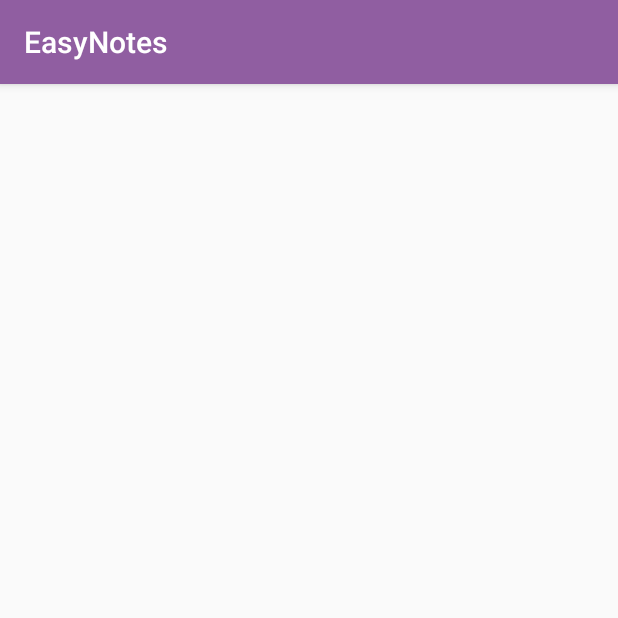
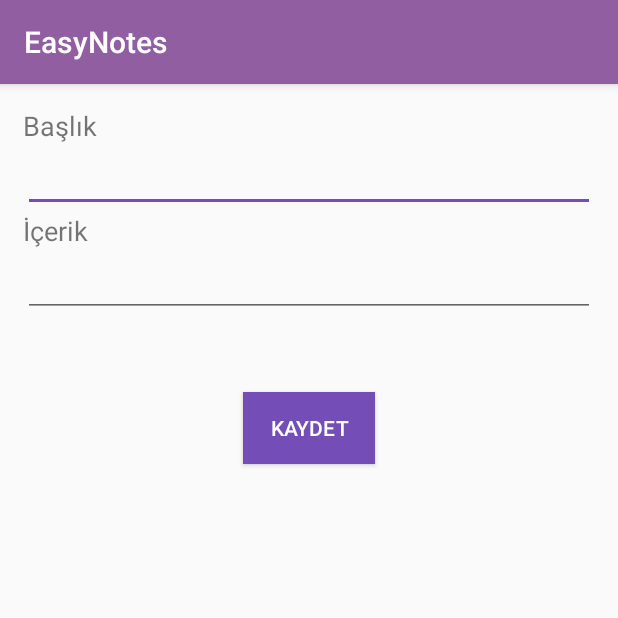
Before and after one commit to yerenutku/gelecegiyazankadinlar, an Android app: the NoteDetailsActivity screen opened directly, with no data from a screen before it, on a phone screen of 412 x 824 dp, the top half of it. Run offline under Robolectric (Android 15) with nearby library versions, the phone set to English and light mode, and no system bars; our stand-ins replace Firebase (no records; nobody signed in at launch, a user with empty details on screens opened directly).

Commit message:
- Note ekleme ekranı olusturuldu - Notelar firebase'e yollandi

```diff
--- a/EasyNotes/app/src/main/java/com/erenutku/easynotes/activity/NoteDetailsActivity.java
+++ b/EasyNotes/app/src/main/java/com/erenutku/easynotes/activity/NoteDetailsActivity.java
@@ -1,15 +1,42 @@
 package com.erenutku.easynotes.activity;
 
+import android.os.Bundle;
 import android.support.v7.app.AppCompatActivity;
-import android.os.Bundle;
+import android.view.View;
+import android.widget.Button;
+import android.widget.EditText;
 
 import com.erenutku.easynotes.R;
+import com.erenutku.easynotes.models.NoteModel;
+import com.google.firebase.database.DatabaseReference;
+import com.google.firebase.database.FirebaseDatabase;
 
 public class NoteDetailsActivity extends AppCompatActivity {
+    private EditText etTitle, etBody;
+    private Button btSave;
+    private DatabaseReference mDatabaseRoot;
+    private DatabaseReference mDatabaseNotes;
 
     @Override
     protected void onCreate(Bundle savedInstanceState) {
         super.onCreate(savedInstanceState);
         setContentView(R.layout.activity_note_details);
+        mDatabaseRoot = FirebaseDatabase.getInstance().getReference();
+        mDatabaseNotes = mDatabaseRoot.child("notes");
+        initViews();
+    }
+
+    private void initViews() {
+        etTitle = (EditText) findViewById(R.id.etTitle);
+        etBody = (EditText) findViewById(R.id.etBody);
+        btSave = (Button) findViewById(R.id.btSave);
+        btSave.setOnClickListener(new View.OnClickListener() {
+            @Override
+            public void onClick(View view) {
+                NoteModel noteModel = new NoteModel(etTitle.getText().toString(), etBody.getText().toString(), false);
+                mDatabaseNotes.push().setValue(noteModel);
+                finish();
+            }
+        });
     }
 }
--- a/EasyNotes/app/src/main/res/layout/activity_main.xml
+++ b/EasyNotes/app/src/main/res/layout/activity_main.xml
@@ -7,6 +7,7 @@
 
     <FrameLayout
         android:id="@+id/fMain"
+        android:layout_above="@+id/bnvMain"
         android:layout_width="match_parent"
         android:layout_height="match_parent" />
 
--- a/EasyNotes/app/src/main/res/layout/activity_note_details.xml
+++ b/EasyNotes/app/src/main/res/layout/activity_note_details.xml
@@ -1,9 +1,45 @@
 <?xml version="1.0" encoding="utf-8"?>
-<android.support.constraint.ConstraintLayout xmlns:android="http://schemas.android.com/apk/res/android"
-    xmlns:app="http://schemas.android.com/apk/res-auto"
+<LinearLayout xmlns:android="http://schemas.android.com/apk/res/android"
     xmlns:tools="http://schemas.android.com/tools"
     android:layout_width="match_parent"
     android:layout_height="match_parent"
+    android:orientation="vertical"
+    android:paddingLeft="15dp"
+    android:paddingRight="15dp"
+    android:paddingTop="15dp"
     tools:context="com.erenutku.easynotes.activity.NoteDetailsActivity">
 
-</android.support.constraint.ConstraintLayout>
+    <TextView
+        android:layout_width="match_parent"
+        android:layout_height="wrap_content"
+        android:text="Başlık"
+        android:textSize="18sp"></TextView>
+
+    <EditText
+        android:id="@+id/etTitle"
+        android:layout_width="match_parent"
+        android:layout_height="wrap_content" />
+
+    <TextView
+        android:layout_width="match_parent"
+        android:layout_height="wrap_content"
+        android:text="İçerik"
+        android:textSize="18sp">
+
+    </TextView>
+
+    <EditText
+        android:id="@+id/etBody"
+        android:layout_width="match_parent"
+        android:layout_height="wrap_content" />
+
+    <Button
+        android:id="@+id/btSave"
+        android:layout_width="wrap_content"
+        android:layout_height="wrap_content"
+        android:layout_gravity="center"
+        android:layout_marginTop="50dp"
+        android:background="@color/colorAccent"
+        android:text="Kaydet"
+        android:textColor="@color/white" />
+</LinearLayout>
```
